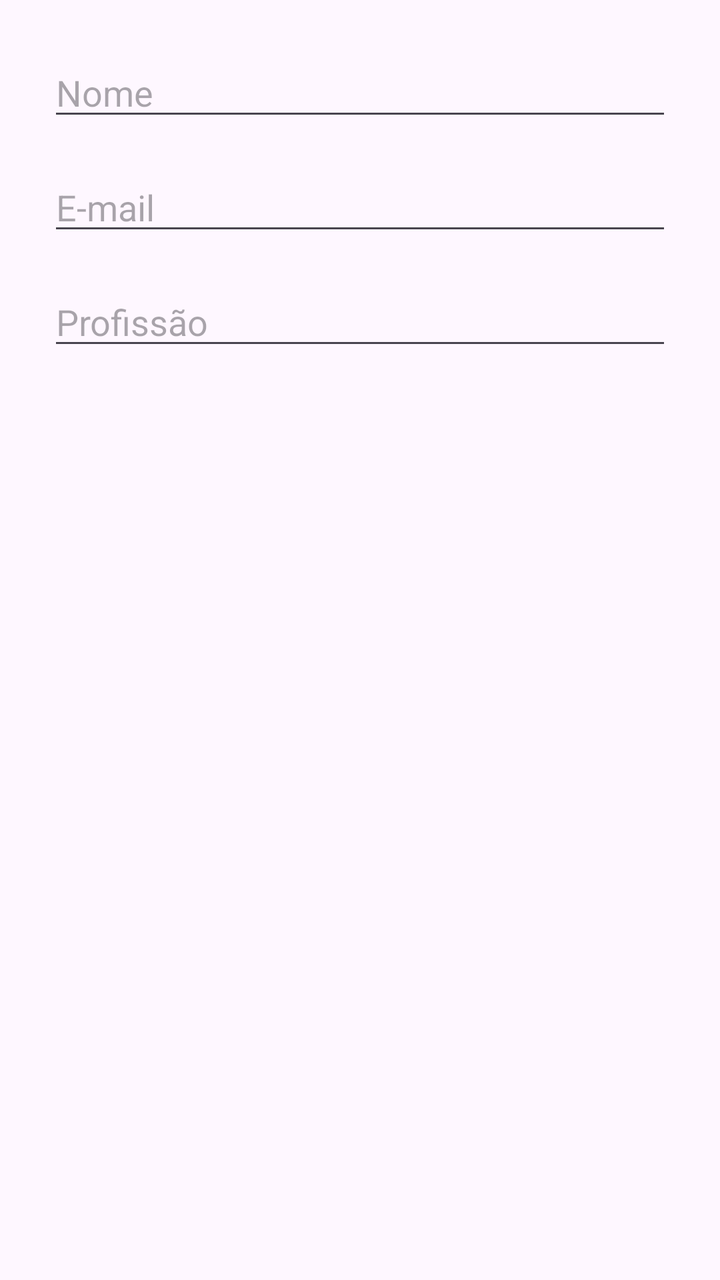
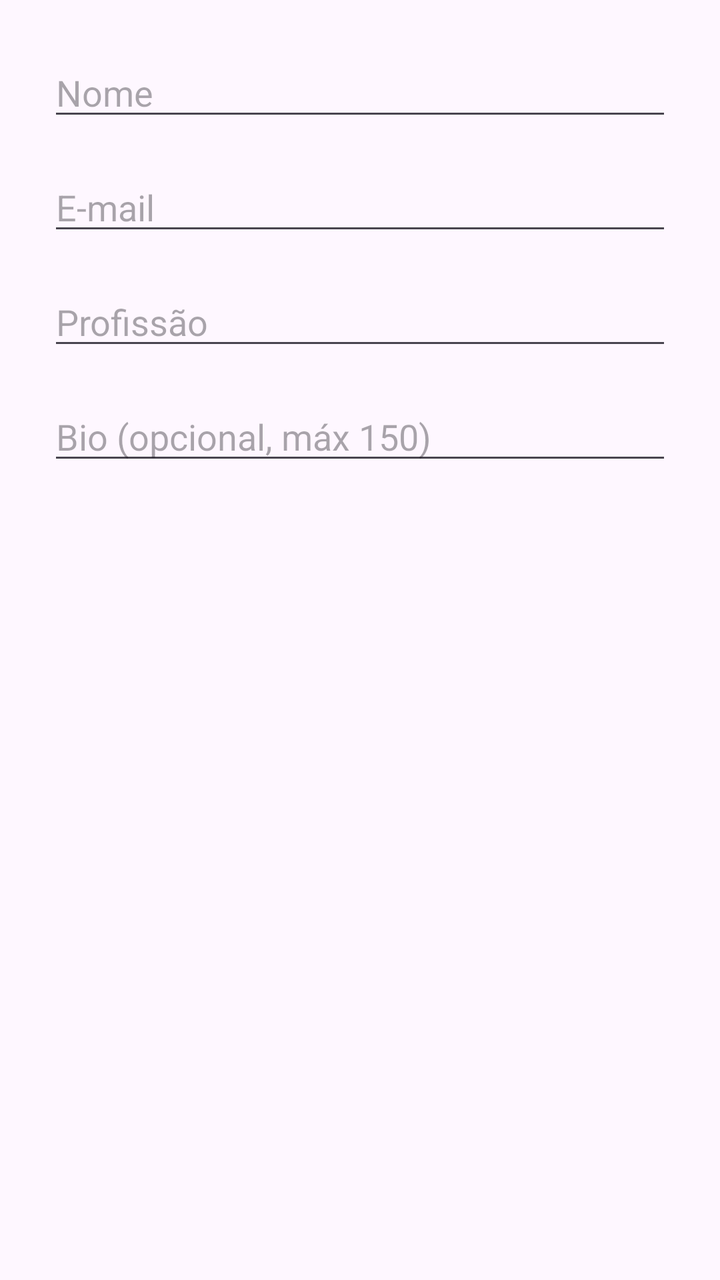

Screens rendered from an Android XML layout before and after an edit, with the pre-edit source and the edit as a unified diff.
<!-- AndroidManifest.xml: application theme Theme.PlataformaRemota -->
<!-- res/layout/dialog_editar_perfil.xml -->
<?xml version="1.0" encoding="utf-8"?>
<LinearLayout xmlns:android="http://schemas.android.com/apk/res/android"
    android:layout_width="match_parent"
    android:layout_height="wrap_content"
    android:orientation="vertical"
    android:padding="24dp">

    <EditText
        android:id="@+id/edtDialogNome"
        android:layout_width="match_parent"
        android:layout_height="wrap_content"
        android:layout_marginBottom="16dp"
        android:hint="Nome"
        android:inputType="textPersonName" />

    <EditText
        android:id="@+id/edtDialogEmail"
        android:layout_width="match_parent"
        android:layout_height="wrap_content"
        android:layout_marginBottom="16dp"
        android:hint="E-mail"
        android:inputType="textEmailAddress" />

    <EditText
        android:id="@+id/edtDialogProfissao"
        android:layout_width="match_parent"
        android:layout_height="wrap_content"
        android:hint="Profissão"
        android:inputType="text" />

</LinearLayout>
<!-- resources referenced by this layout -->
<resources>
  <style name="Theme.PlataformaRemota" parent="Base.Theme.PlataformaRemota" />
  <style name="Base.Theme.PlataformaRemota" parent="Theme.Material3.DayNight.NoActionBar">
          
          
          <item name="android:windowAnimationStyle">@style/ActivityAnimation</item>
      </style>
  <style name="ActivityAnimation" parent="@android:style/Animation.Activity">
          <item name="android:activityOpenEnterAnimation">@anim/slide_in_right</item>
          <item name="android:activityOpenExitAnimation">@anim/slide_out_left</item>
          <item name="android:activityCloseEnterAnimation">@anim/slide_in_left</item>
          <item name="android:activityCloseExitAnimation">@anim/slide_out_right</item>
      </style>
</resources>

<!-- the commit's change to res/layout/dialog_editar_perfil.xml (unified diff, before → after) -->
@@ -25,7 +25,17 @@
         android:id="@+id/edtDialogProfissao"
         android:layout_width="match_parent"
         android:layout_height="wrap_content"
+        android:layout_marginBottom="16dp"
         android:hint="Profissão"
         android:inputType="text" />
 
+    <EditText
+        android:id="@+id/edtDialogBio"
+        android:layout_width="match_parent"
+        android:layout_height="wrap_content"
+        android:hint="Bio (opcional, máx 150)"
+        android:inputType="textMultiLine"
+        android:maxLength="150"
+        android:maxLines="3" />
+
 </LinearLayout>
<!-- resource entries referenced after the edit -->
@@ -2,9 +2,9 @@
 <resources>
   <style name="Theme.PlataformaRemota" parent="Base.Theme.PlataformaRemota" />
   <style name="Base.Theme.PlataformaRemota" parent="Theme.Material3.DayNight.NoActionBar">
-          
-          
           <item name="android:windowAnimationStyle">@style/ActivityAnimation</item>
+          <item name="android:fontFamily">sans-serif</item>
+          <item name="fontFamily">sans-serif</item>
       </style>
   <style name="ActivityAnimation" parent="@android:style/Animation.Activity">
           <item name="android:activityOpenEnterAnimation">@anim/slide_in_right</item>
